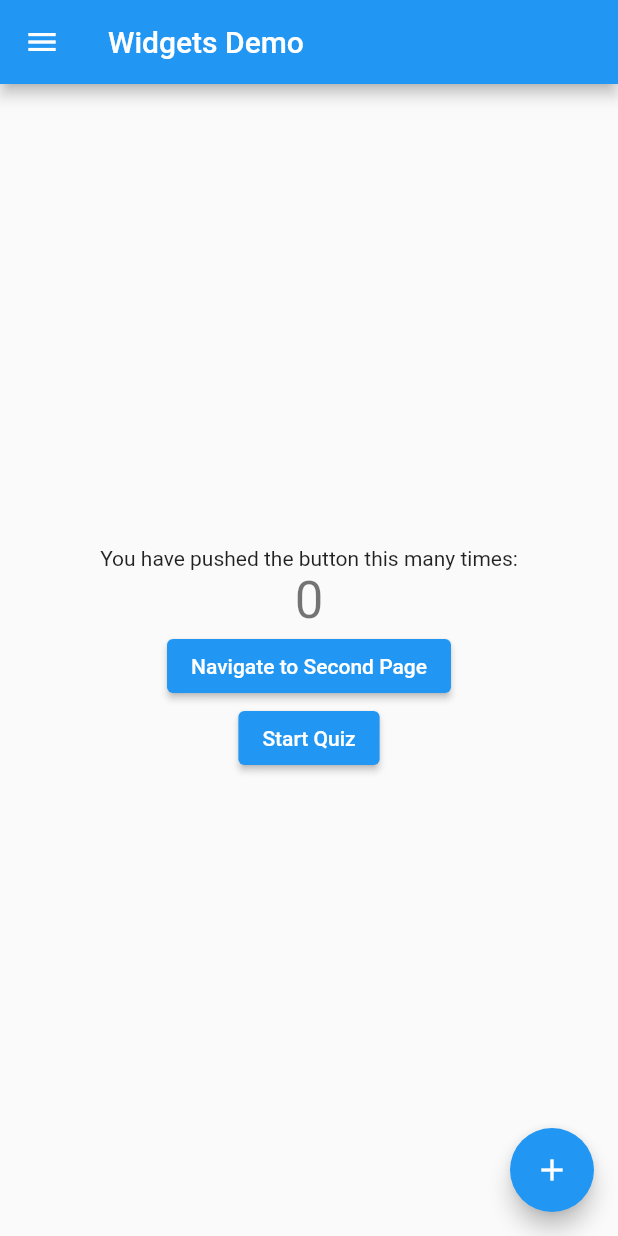
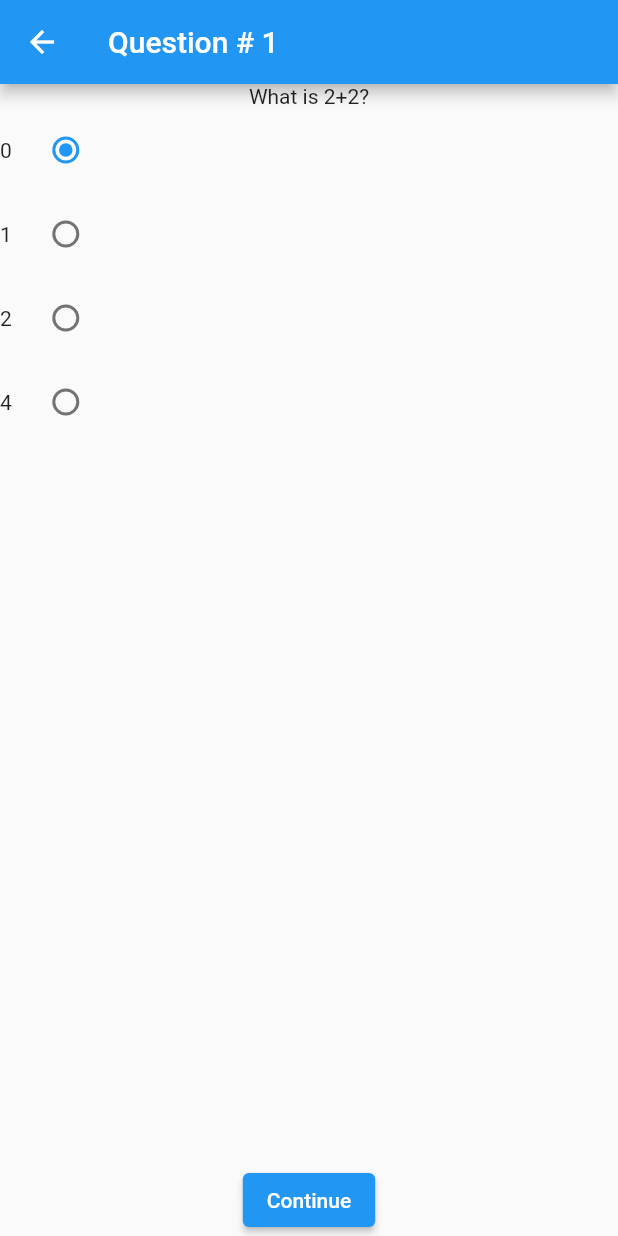
Before and after one commit to samuzaffar99/quiz_demo, a Flutter app: the screen it shows after launch, after a tap on "Start Quiz", on a phone screen of 412 x 824 dp. Run offline on Flutter 3.47's test engine with Material 2 defaults, Android fonts, the phone set to English and light mode, and no system bars.

Commit message:
add quiz and tabs

```diff
--- a/analysis_options.yaml
+++ b/analysis_options.yaml
@@ -22,7 +22,7 @@ linter:
   # `// ignore_for_file: name_of_lint` syntax on the line or in the file
   # producing the lint.
   rules:
-    # avoid_print: false  # Uncomment to disable the `avoid_print` rule
+     avoid_print: false  # Uncomment to disable the `avoid_print` rule
     # prefer_single_quotes: true  # Uncomment to enable the `prefer_single_quotes` rule
 
 # Additional information about this file can be found at
--- /dev/null
+++ b/lib/data.dart
@@ -0,0 +1,22 @@
+const List<Map<String, dynamic>> quizData = [
+  {
+    "question": "What is 2+2?",
+    "solutions": [0, 1, 2, 4],
+    "index": 3
+  },
+  {
+    "question": "What is 5^1?",
+    "solutions": [1, 4, 5, 6],
+    "index": 2
+  },
+  {
+    "question": "What is 2x5?",
+    "solutions": [10, 21, 12, 34],
+    "index": 0
+  },
+  {
+    "question": "What is 6/2?",
+    "solutions": [0, 3, 23, 1],
+    "index": 2
+  }
+];
--- a/lib/pages/quiz.dart
+++ b/lib/pages/quiz.dart
@@ -1,13 +1,77 @@
 import 'package:flutter/material.dart';
+import 'package:quiz_demo/pages/result.dart';
 
-class QuizPage extends StatelessWidget{
-  const QuizPage({Key? key}) : super(key: key);
+import '../data.dart';
 
+class QuizPage extends StatelessWidget {
+  const QuizPage(this.index, {Key? key}) : super(key: key);
+  final int index;
 
   @override
   Widget build(BuildContext context) {
-    // TODO: implement build
-    throw UnimplementedError();
+    return Scaffold(
+      appBar: AppBar(
+        title: Text("Question # ${index + 1}"),
+      ),
+      body: Column(
+        children: [
+          Text(quizData[index]["question"]),
+          Expanded(child: Solutions(index: index)),
+          (index +1< quizData.length)
+              ? ElevatedButton(
+                  onPressed: () => Navigator.push(
+                      context,
+                      MaterialPageRoute(
+                          builder: (context) => QuizPage(index + 1))),
+                  child: const Text("Continue"),
+                )
+              : ElevatedButton(
+                  onPressed: () => Navigator.push(
+                      context,
+                      MaterialPageRoute(
+                          builder: (context) => const ResultPage())),
+                  child: const Text("Submit"),
+                )
+        ],
+      ),
+    );
   }
+}
 
+class Solutions extends StatefulWidget {
+  const Solutions({Key? key, required this.index}) : super(key: key);
+  final int index;
+
+  @override
+  State<Solutions> createState() => _SolutionsState();
 }
+
+class _SolutionsState extends State<Solutions> {
+  int selectedIndex = 0;
+
+  @override
+  Widget build(BuildContext context) {
+    return ListView.builder(
+      itemCount: quizData[widget.index]["solutions"].length,
+      itemBuilder: (context, i) {
+        return Row(
+          children: [
+            Text(quizData[widget.index]["solutions"][i].toString()),
+            Flexible(
+              child: RadioListTile(
+                value: i,
+                groupValue: selectedIndex,
+                onChanged: (_) {
+                  print(i);
+                  setState(() {
+                    selectedIndex = i;
+                  });
+                },
+              ),
+            ),
+          ],
+        );
+      },
+    );
+  }
+}
--- a/lib/routes.dart
+++ b/lib/routes.dart
@@ -13,7 +13,7 @@ const String registerPage = 'register';
 Route<dynamic> controller(RouteSettings settings) {
   switch (settings.name) {
     case quizPage:
-      return MaterialPageRoute(builder: (context) => const QuizPage());
+      return MaterialPageRoute(builder: (context) => const QuizPage(0));
     // case homePage:
     //   return MaterialPageRoute(builder: (context) => HomePage());
     // case registerPage:
```
Also changed, not shown: lib/pages/result.dart (added, +54 -0 lines), lib/widgets.dart (+43 -10 lines).
